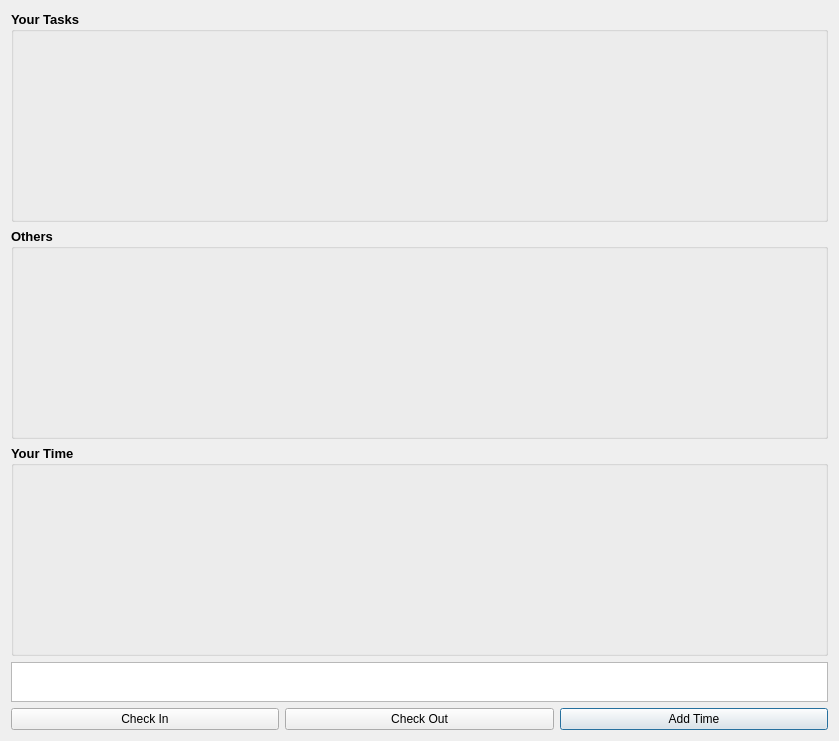
qpskcn1/tk-desktop-timecard, file resources/dialog.ui: the form before one commit.
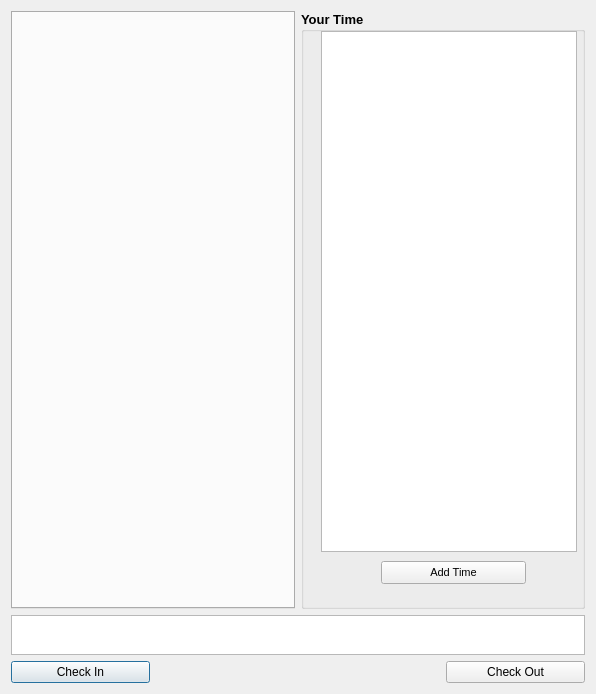
The form after the commit.

Commit message: Update UI, use shotgun framework qt-widget and shotgunmodel to retrieve task data

```diff
--- a/resources/dialog.ui
+++ b/resources/dialog.ui
@@ -6,65 +6,22 @@
    <rect>
     <x>0</x>
     <y>0</y>
-    <width>839</width>
-    <height>741</height>
+    <width>596</width>
+    <height>694</height>
    </rect>
   </property>
   <property name="windowTitle">
    <string>The Current Sgtk Environment</string>
   </property>
   <layout class="QGridLayout" name="gridLayout">
-   <item row="7" column="2">
-    <widget class="QPushButton" name="addTimeBtn">
+   <item row="4" column="0">
+    <widget class="QPushButton" name="CIBtn">
      <property name="text">
-      <string>Add Time</string>
+      <string>Check In</string>
      </property>
     </widget>
    </item>
-   <item row="3" column="0" colspan="3">
-    <widget class="QGroupBox" name="groupBox_3">
-     <property name="font">
-      <font>
-       <pointsize>10</pointsize>
-       <weight>75</weight>
-       <bold>true</bold>
-      </font>
-     </property>
-     <property name="title">
-      <string>Your Time</string>
-     </property>
-    </widget>
-   </item>
-   <item row="2" column="0" colspan="3">
-    <widget class="QGroupBox" name="groupBox_2">
-     <property name="font">
-      <font>
-       <pointsize>10</pointsize>
-       <weight>75</weight>
-       <bold>true</bold>
-      </font>
-     </property>
-     <property name="title">
-      <string>Others</string>
-     </property>
-     <zorder>groupBox_3</zorder>
-    </widget>
-   </item>
-   <item row="1" column="0" colspan="3">
-    <widget class="QGroupBox" name="groupBox">
-     <property name="font">
-      <font>
-       <pointsize>10</pointsize>
-       <weight>75</weight>
-       <bold>true</bold>
-      </font>
-     </property>
-     <property name="title">
-      <string>Your Tasks</string>
-     </property>
-    </widget>
-   </item>
-   <item row="6" column="0" colspan="3">
+   <item row="3" column="0" colspan="4">
     <widget class="QTextBrowser" name="textBrowser">
      <property name="maximumSize">
       <size>
@@ -81,20 +38,84 @@
      </property>
     </widget>
    </item>
-   <item row="7" column="0">
-    <widget class="QPushButton" name="CIBtn">
-     <property name="text">
-      <string>Check In</string>
-     </property>
-    </widget>
-   </item>
-   <item row="7" column="1">
+   <item row="4" column="3">
     <widget class="QPushButton" name="COBtn">
      <property name="text">
       <string>Check Out</string>
      </property>
     </widget>
    </item>
+   <item row="0" column="0" colspan="4">
+    <layout class="QHBoxLayout" name="horizontalLayout">
+     <item>
+      <widget class="QTabWidget" name="taskTabWidget">
+       <property name="sizePolicy">
+        <sizepolicy hsizetype="Expanding" vsizetype="Preferred">
+         <horstretch>0</horstretch>
+         <verstretch>0</verstretch>
+        </sizepolicy>
+       </property>
+       <property name="font">
+        <font>
+         <pointsize>10</pointsize>
+         <weight>75</weight>
+         <bold>true</bold>
+        </font>
+       </property>
+      </widget>
+     </item>
+     <item>
+      <widget class="QGroupBox" name="TimeGroupBox">
+       <property name="sizePolicy">
+        <sizepolicy hsizetype="Expanding" vsizetype="Expanding">
+         <horstretch>0</horstretch>
+         <verstretch>0</verstretch>
+        </sizepolicy>
+       </property>
+       <property name="font">
+        <font>
+         <pointsize>10</pointsize>
+         <weight>75</weight>
+         <bold>true</bold>
+        </font>
+       </property>
+       <property name="title">
+        <string>Your Time</string>
+       </property>
+       <widget class="QListWidget" name="listWidget">
+        <property name="geometry">
+         <rect>
+          <x>20</x>
+          <y>20</y>
+          <width>256</width>
+          <height>521</height>
+         </rect>
+        </property>
+       </widget>
+       <widget class="QPushButton" name="addTimeBtn">
+        <property name="geometry">
+         <rect>
+          <x>80</x>
+          <y>550</y>
+          <width>145</width>
+          <height>23</height>
+         </rect>
+        </property>
+        <property name="font">
+         <font>
+          <pointsize>8</pointsize>
+          <weight>50</weight>
+          <bold>false</bold>
+         </font>
+        </property>
+        <property name="text">
+         <string>Add Time</string>
+        </property>
+       </widget>
+      </widget>
+     </item>
+    </layout>
+   </item>
   </layout>
  </widget>
  <resources>
```
The commit also changes 20 other files.
